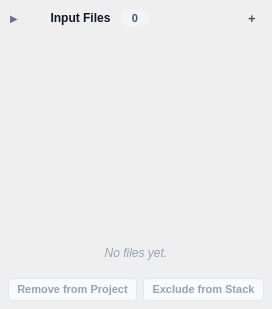
The window that src/startrails/ui/file_manager.ui (gkyle/startrails) describes before a commit, drawn with Qt 5.
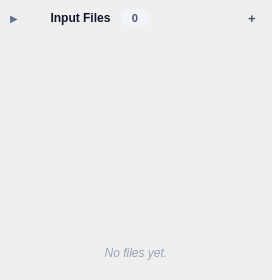
The same window after the commit.

Commit message: feat(ui): replace remove and exclude buttons with right-click context menu options and delete key shortcut

Patch:
```diff
--- a/src/startrails/ui/file_manager.ui
+++ b/src/startrails/ui/file_manager.ui
@@ -85,24 +85,22 @@
     font-style: italic;
     padding: 12px;
 }
-QPushButton#remove, QPushButton#exclude {
+QMenu {
     background-color: #ffffff;
-    color: #475569;
     border: 1px solid #cbd5e1;
     border-radius: 4px;
-    padding: 4px 8px;
-    font-size: 11px;
-    font-weight: 500;
+    font-size: 12px;
+    color: #0f172a;
 }
 QPushButton#remove:hover, QPushButton#exclude:hover {
     background-color: #f1f5f9;
     color: #0f172a;
     border-color: #94a3b8;
 }
-QPushButton#remove:disabled, QPushButton#exclude:disabled {
-    color: #94a3b8;
-    border-color: #e2e8f0;
-    background-color: #f8fafc;
+QMenu::separator {
+    height: 1px;
+    background-color: #e2e8f0;
+    margin: 4px 6px;
 }</string>
   </property>
   <layout class="QVBoxLayout" name="layout">
@@ -330,36 +328,6 @@
         </property>
        </widget>
       </item>
-      <item>
-       <layout class="QHBoxLayout" name="actions">
-        <property name="spacing">
-         <number>6</number>
-        </property>
-        <item>
-         <widget class="QPushButton" name="remove">
-          <property name="enabled">
-           <bool>false</bool>
-          </property>
-          <property name="text">
-           <string>Remove from Project</string>
-          </property>
-         </widget>
-        </item>
-        <item>
-         <widget class="QPushButton" name="exclude">
-          <property name="enabled">
-           <bool>false</bool>
-          </property>
-          <property name="text">
-           <string>Exclude from Stack</string>
-          </property>
-          <property name="checkable">
-           <bool>true</bool>
-          </property>
-         </widget>
-        </item>
-       </layout>
-      </item>
      </layout>
     </widget>
    </item>
```
Left out of the diff: 8 changed lines with no effect on the pictures. The commit also changes 4 other files.
